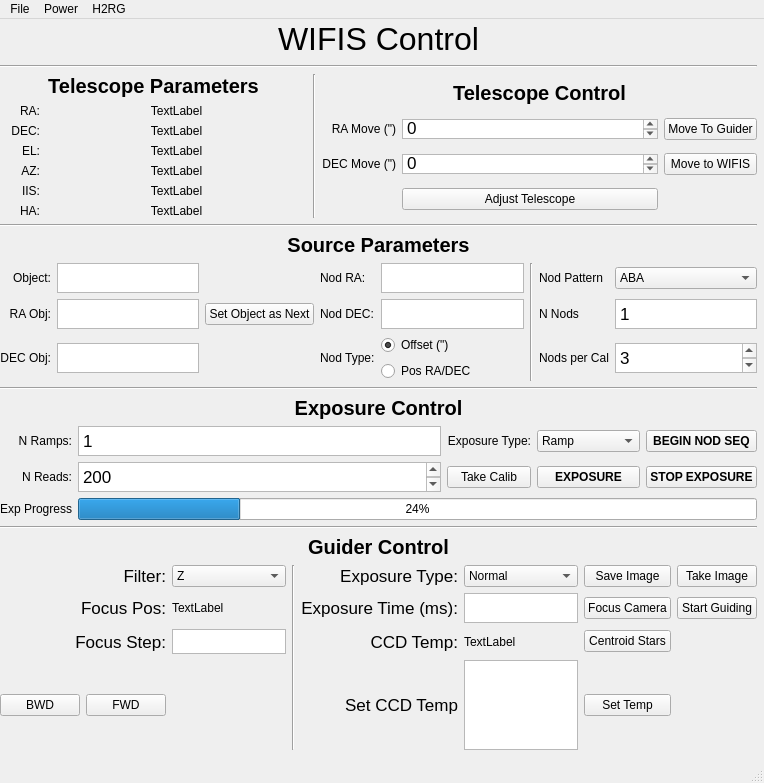
This is WIFIS.ui in WIFIS-Team/controlcode-new as Qt 5 draws it before an edit. The edited form follows.
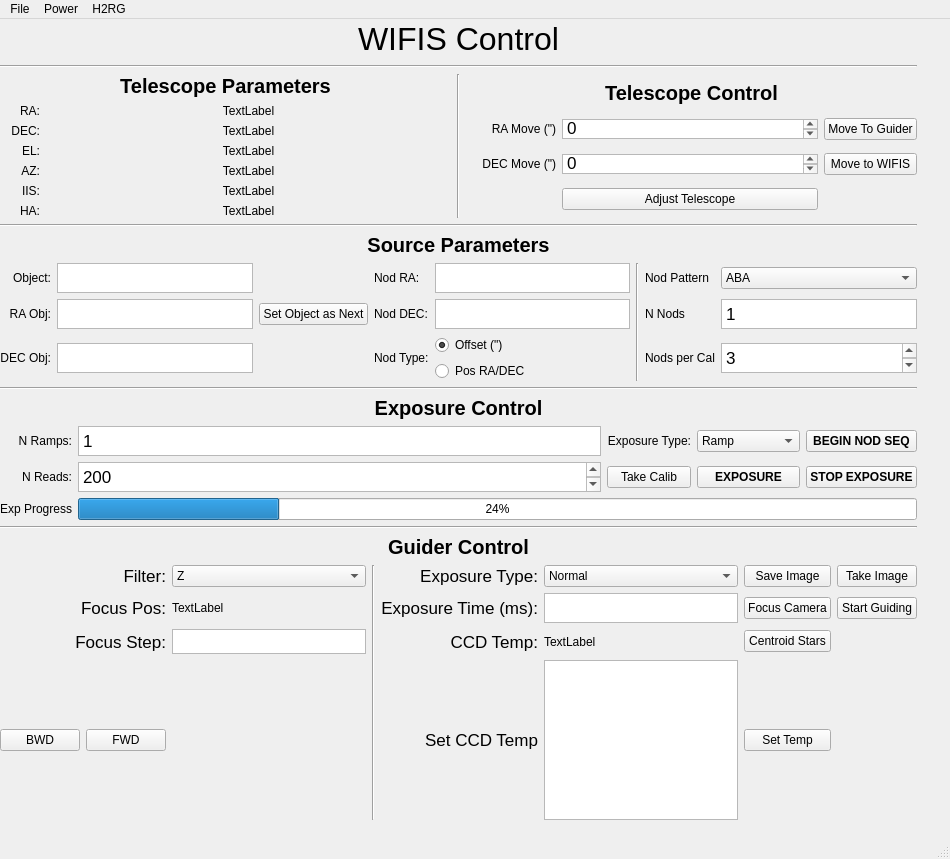
This is the edited form.

The edit to the form file:
```diff
--- a/WIFIS.ui
+++ b/WIFIS.ui
@@ -6,8 +6,8 @@
    <rect>
     <x>0</x>
     <y>0</y>
-    <width>764</width>
-    <height>783</height>
+    <width>950</width>
+    <height>859</height>
    </rect>
   </property>
   <property name="sizePolicy">
@@ -31,8 +31,8 @@
      <rect>
       <x>0</x>
       <y>0</y>
-      <width>757</width>
-      <height>731</height>
+      <width>917</width>
+      <height>801</height>
      </rect>
     </property>
     <layout class="QVBoxLayout" name="verticalLayout_3">
@@ -1066,6 +1066,12 @@
        </item>
        <item row="3" column="2">
         <widget class="QComboBox" name="FilterVal">
+         <property name="sizePolicy">
+          <sizepolicy hsizetype="Expanding" vsizetype="Fixed">
+           <horstretch>0</horstretch>
+           <verstretch>0</verstretch>
+          </sizepolicy>
+         </property>
          <property name="currentText" stdset="0">
           <string>Z</string>
          </property>
@@ -1252,7 +1258,7 @@
     <rect>
      <x>0</x>
      <y>0</y>
-     <width>764</width>
+     <width>950</width>
      <height>22</height>
     </rect>
    </property>
```
